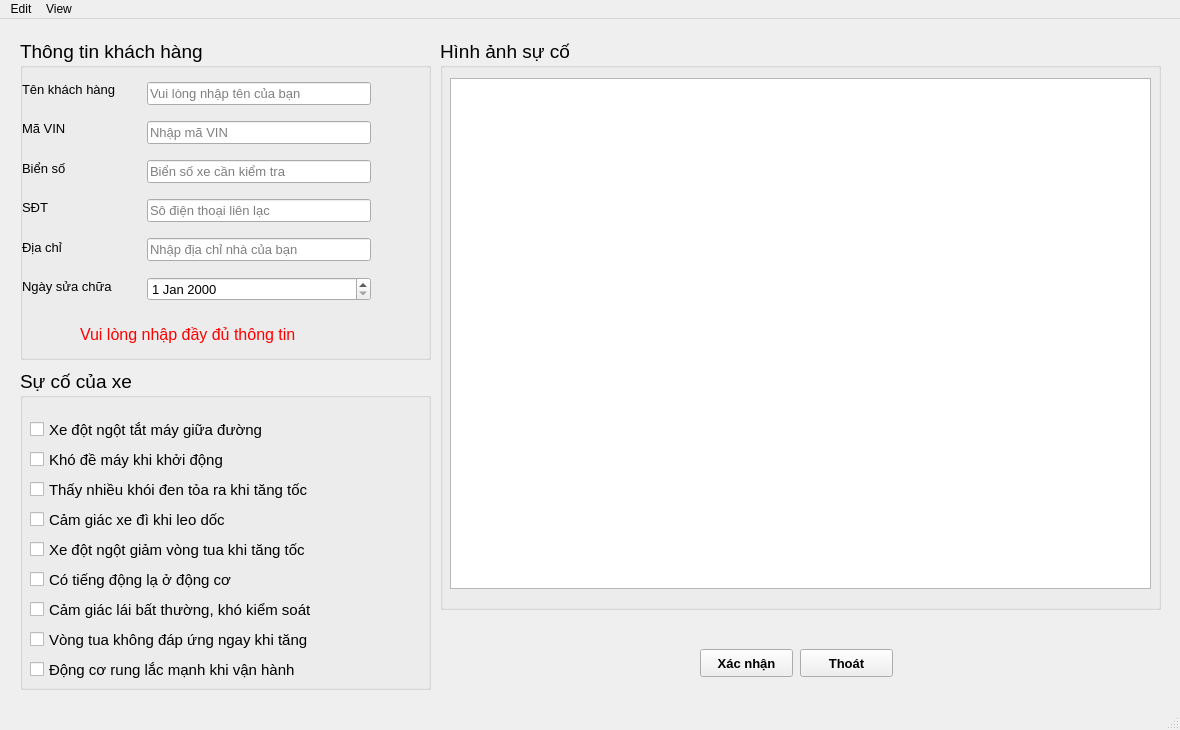
The window that GUI/GUIinput.ui (Vuchauduytung/LuanVan) describes before a commit, drawn with Qt 5.
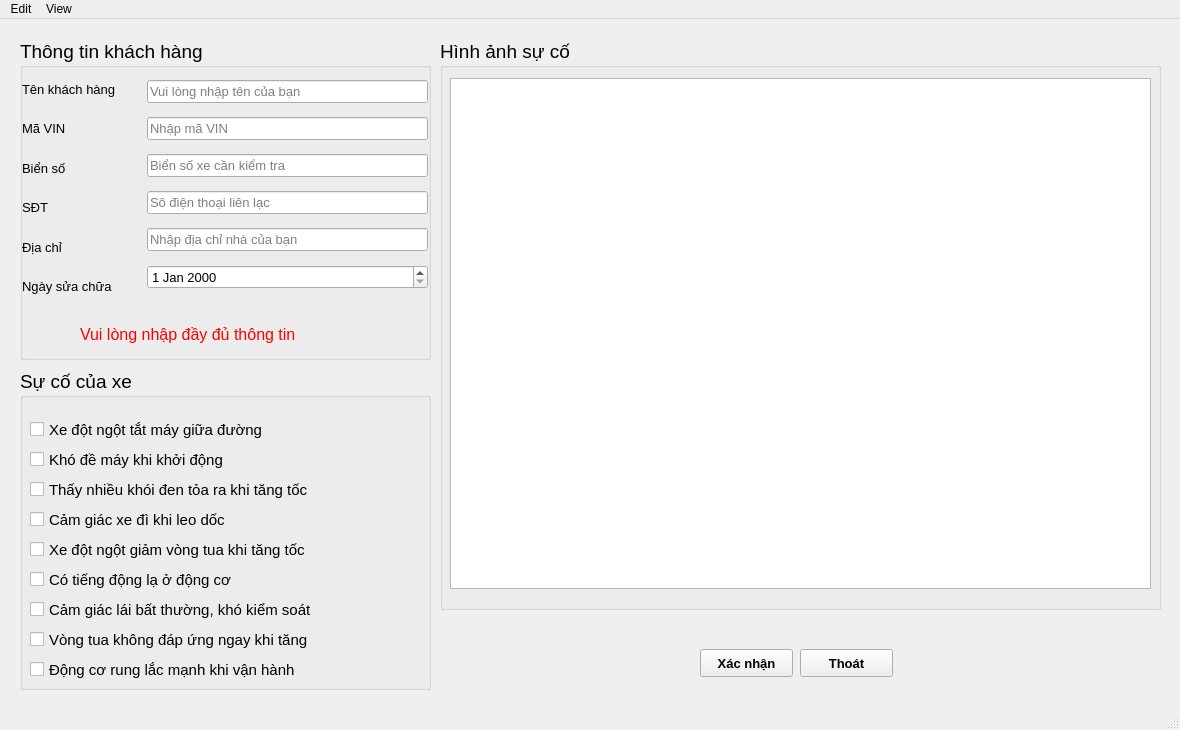
The same window after the commit.

Patch:
```diff
--- a/GUI/GUIinput.ui
+++ b/GUI/GUIinput.ui
@@ -310,8 +310,8 @@
       <rect>
        <x>127</x>
        <y>33</y>
-       <width>224</width>
-       <height>240</height>
+       <width>281</width>
+       <height>231</height>
       </rect>
      </property>
      <layout class="QVBoxLayout" name="verticalLayout_2">
```
